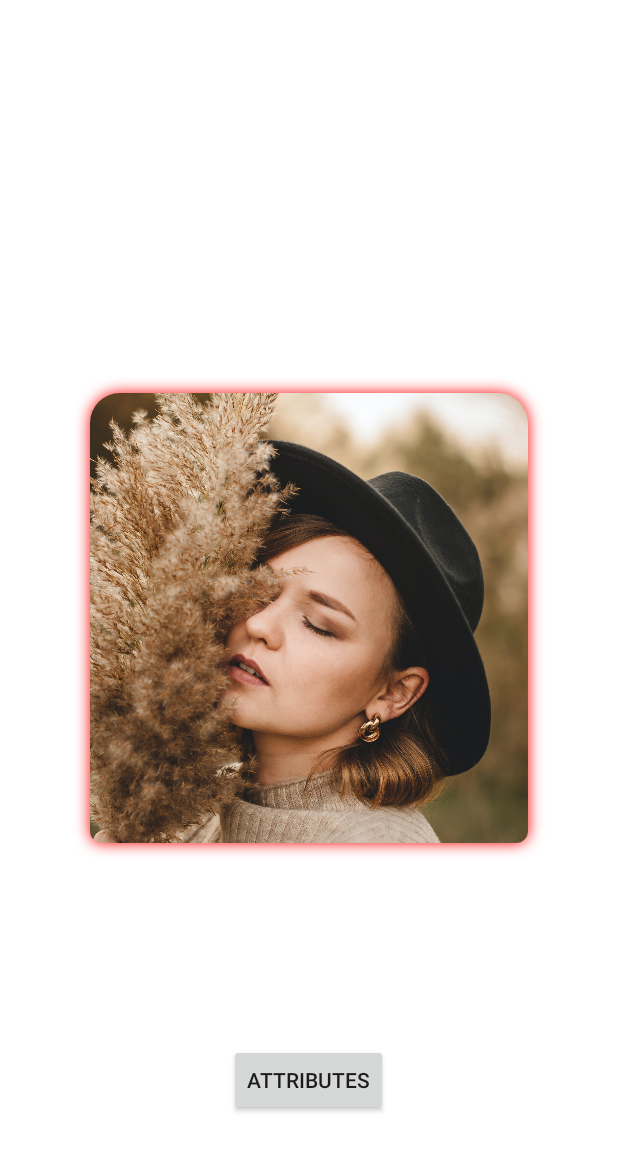
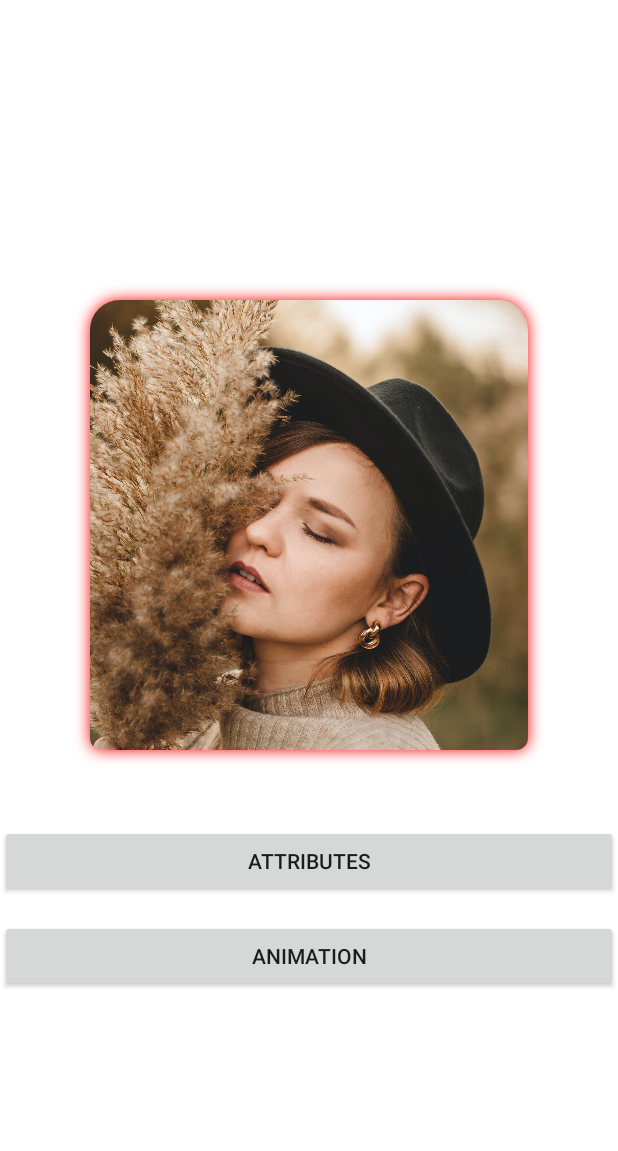
Before and after one commit to Xigong93/BoxShadowLayout, an Android app: the screen it shows after launch (MainActivity), on a phone screen of 412 x 824 dp. Shown: the top 1151 px of the screen. Run offline under Robolectric (Android 15) with nearby library versions, the phone set to English and light mode, and no system bars.

```diff
--- a/app/src/main/java/pokercc/android/boxshadowlayout/demo/MainActivity.kt
+++ b/app/src/main/java/pokercc/android/boxshadowlayout/demo/MainActivity.kt
@@ -1,20 +1,20 @@
 package pokercc.android.boxshadowlayout.demo
 
+import android.os.Bundle
 import androidx.appcompat.app.AppCompatActivity
-import android.os.Bundle
-import pokercc.android.boxshadowlayout.demo.databinding.MainActivityBinding
+import pokercc.android.boxshadowlayout.demo.databinding.MainActivityBinding as Binding
 
 class MainActivity : AppCompatActivity() {
-    private val binding by lazy { MainActivityBinding.inflate(layoutInflater) }
+    private val binding by lazy { Binding.inflate(layoutInflater) }
     override fun onCreate(savedInstanceState: Bundle?) {
         super.onCreate(savedInstanceState)
         setContentView(binding.root)
         binding.attrButton.setOnClickListener {
-            AttrActivity.start(
-                this,
-                binding.boxShadowLayout,
-                binding.boxShadowLayout.transitionName
-            )
+            val shareView = binding.boxShadowLayout
+            AttrActivity.start(this, shareView, shareView.transitionName)
+        }
+        binding.animButton.setOnClickListener {
+            AnimationActivity.start(it.context)
         }
     }
 }
--- a/app/src/main/res/layout/main_activity.xml
+++ b/app/src/main/res/layout/main_activity.xml
@@ -1,11 +1,12 @@
 <?xml version="1.0" encoding="utf-8"?>
-<FrameLayout xmlns:android="http://schemas.android.com/apk/res/android"
+<LinearLayout xmlns:android="http://schemas.android.com/apk/res/android"
     xmlns:app="http://schemas.android.com/apk/res-auto"
     xmlns:tools="http://schemas.android.com/tools"
     android:layout_width="match_parent"
     android:layout_height="match_parent"
     android:background="#fff"
     android:forceDarkAllowed="false"
+    android:orientation="vertical"
     tools:context=".MainActivity"
     tools:ignore="UnusedAttribute">
 
@@ -15,6 +16,7 @@
         android:layout_height="300dp"
         android:layout_gravity="center"
         android:layout_marginStart="60dp"
+        android:layout_marginTop="200dp"
         android:layout_marginEnd="60dp"
         android:transitionName="@string/box_shadow_image_transition"
         app:box_radius="20dp"
@@ -36,11 +38,19 @@
 
     <androidx.appcompat.widget.AppCompatButton
         android:id="@+id/attr_button"
-        android:layout_width="wrap_content"
+        android:layout_width="match_parent"
         android:layout_height="wrap_content"
         android:layout_gravity="bottom|center_horizontal"
-        android:layout_marginBottom="80dp"
+        android:layout_marginTop="50dp"
         android:text="Attributes"
         tools:ignore="HardcodedText" />
 
-</FrameLayout>
+    <androidx.appcompat.widget.AppCompatButton
+        android:id="@+id/anim_button"
+        android:layout_width="match_parent"
+        android:layout_height="wrap_content"
+        android:layout_gravity="bottom|center_horizontal"
+        android:layout_marginTop="15dp"
+        android:text="Animation"
+        tools:ignore="HardcodedText" />
+</LinearLayout>
--- a/boxShadowLayout/src/main/java/pokercc/android/boxshadowlayout/BitmapShadowDrawable.kt
+++ b/boxShadowLayout/src/main/java/pokercc/android/boxshadowlayout/BitmapShadowDrawable.kt
@@ -26,14 +26,12 @@ internal abstract class BitmapShadowDrawable(shadowPath: Path) : ShadowDrawable(
     @CallSuper
     override fun onBoundsChange(bounds: Rect) {
         super.onBoundsChange(bounds)
-        bitmapDrawOver = false
         invalidateCache()
     }
 
     @CallSuper
     override fun setShadowBlur(blur: Float) {
         super.setShadowBlur(blur)
-        bitmapDrawOver = false
         invalidateCache()
     }
 
@@ -58,7 +56,6 @@ internal abstract class BitmapShadowDrawable(shadowPath: Path) : ShadowDrawable(
 
     override fun invalidateCache() {
         bitmapDrawOver = false
-
     }
 
     private fun drawBitmap(bitmap: Bitmap) {
```
Also changed, not shown: 2 other files.
